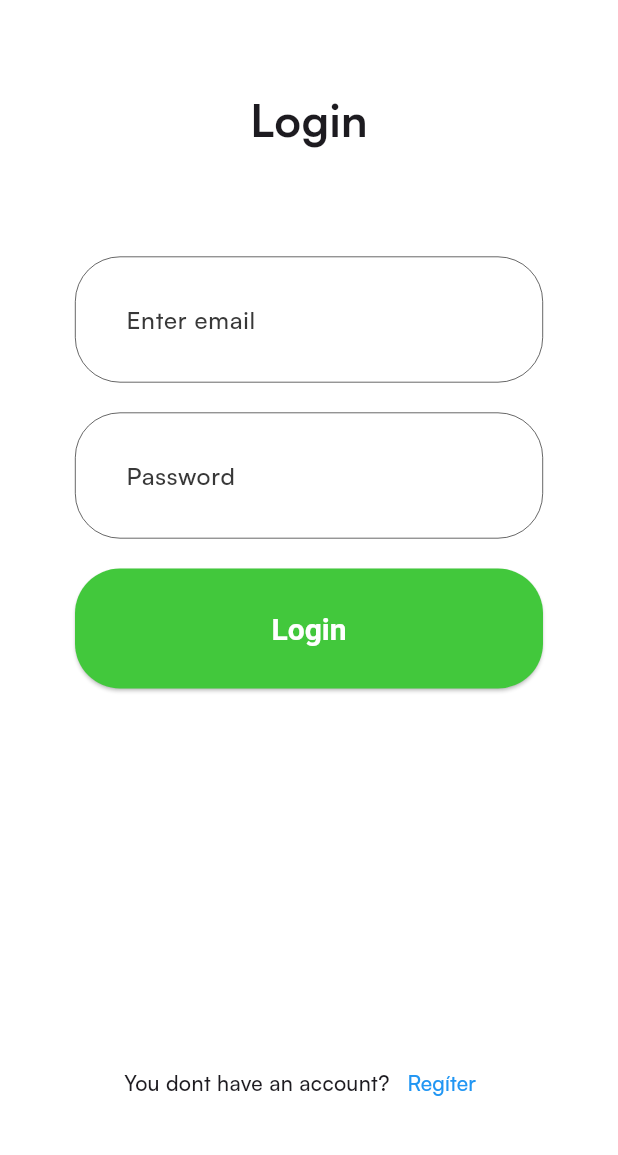
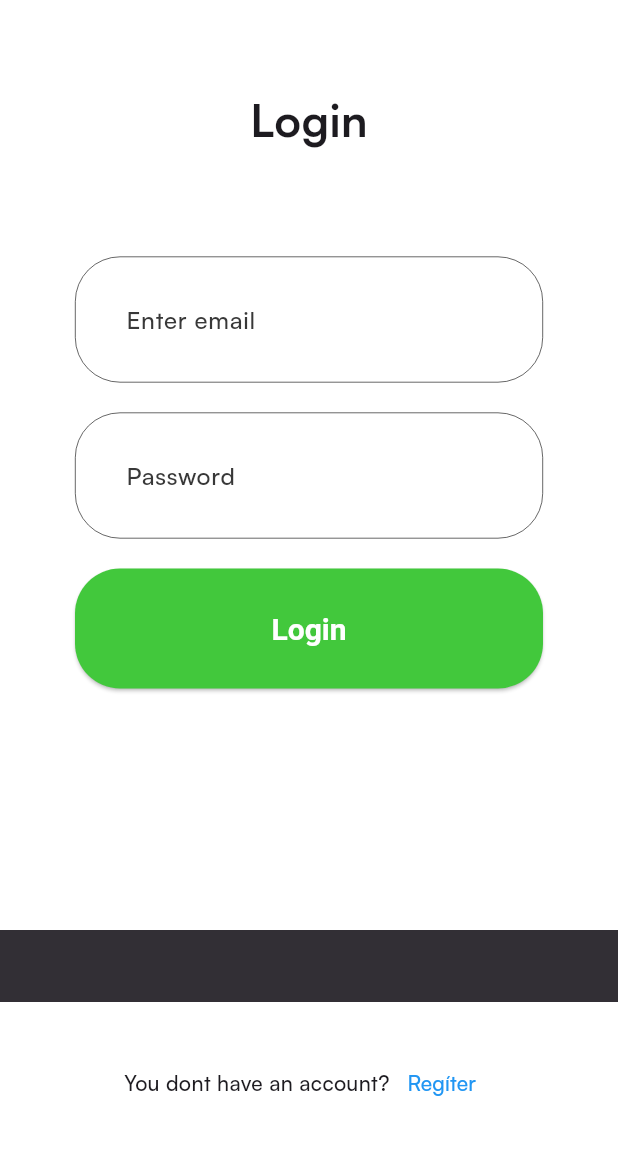
Before and after one commit to Jtahhhhh/Spotify_app, a Flutter app: the RegicterPage screen opened directly, after a tap on "Sign In", after a tap on "Login", on a phone screen of 412 x 824 dp, the part 72-1227 px from its top. Run offline on Flutter 3.47's test engine with Material 3 defaults, Android fonts, the phone set to English and light mode, and no system bars; our stand-ins replace dartz, firebase_auth, firebase_core, flutter_bloc, flutter_svg, get_it and 2 more; missing offline and left inert: dart:ffi; accounts and stored records are empty; network calls fail.

Commit message:
add: logic Login

```diff
--- /dev/null
+++ b/spotify_app/lib/data/models/auth/signin_user_req.dart
@@ -0,0 +1,10 @@
+class SignInUserReq {
+  final String email;
+  final String password;
+
+  SignInUserReq({
+    required this.email,
+    required this.password
+  });
+
+}
--- a/spotify_app/lib/data/repository/auth/auth_repository_impl.dart
+++ b/spotify_app/lib/data/repository/auth/auth_repository_impl.dart
@@ -1,5 +1,6 @@
 import 'package:dartz/dartz.dart';
 import 'package:firebase_auth/firebase_auth.dart';
+import 'package:spotify_app/data/models/auth/signin_user_req.dart';
 import 'package:spotify_app/data/sources/auth/auth_firebase_service.dart';
 import 'package:spotify_app/domain/repository/auth/auth_repository.dart';
 
@@ -8,9 +9,8 @@ import '../../models/auth/create_user_req.dart';
 
 class AuthRepositoryImpl extends AuthRepository{
   @override
-  Future<void> signIn() {
-    // TODO: implement signIn
-    throw UnimplementedError();
+  Future<Either> signIn(SignInUserReq user) async {
+    return await sl<AuthFirebaseService>().signin(user);
   }
 
   @override
--- a/spotify_app/lib/data/sources/auth/auth_firebase_service.dart
+++ b/spotify_app/lib/data/sources/auth/auth_firebase_service.dart
@@ -1,19 +1,37 @@
 import 'package:dartz/dartz.dart';
 import 'package:firebase_auth/firebase_auth.dart';
+import 'package:spotify_app/data/models/auth/signin_user_req.dart';
+import 'package:spotify_app/domain/usecases/auth/signup.dart';
 
 import '../../models/auth/create_user_req.dart';
 
 abstract class AuthFirebaseService{
 
   Future<Either> signup(CreateUserReq user);
-  Future<void> signin();
+  Future<Either> signin(SignInUserReq user);
 }
 
 class AuthFirebaseServiceImpl extends AuthFirebaseService{
   @override
-  Future<void> signin() {
-    // TODO: implement signin
-    throw UnimplementedError();
+  Future<Either> signin(SignInUserReq user) async {
+    try {
+      await FirebaseAuth.instance.signInWithEmailAndPassword(
+          email: user.email,
+          password: user.password);
+      return const Right('Sign In was successful'); // Trả về thành công
+    } on FirebaseAuthException catch (e) {
+      String msg = '';
+      if(e.code =='invalid-email'){
+        msg = 'Not found user';
+      }
+      else if (e.code=='invalid-credential'){
+        msg = 'Wrong password';
+      }
+
+      return Left(msg);
+    } catch (e) {
+      return Left('An unknown error occurred: ${e.toString()}');
+    }
   }
 
   @override
--- a/spotify_app/lib/domain/repository/auth/auth_repository.dart
+++ b/spotify_app/lib/domain/repository/auth/auth_repository.dart
@@ -1,9 +1,10 @@
 import 'package:dartz/dartz.dart';
 import 'package:spotify_app/data/models/auth/create_user_req.dart';
+import 'package:spotify_app/data/models/auth/signin_user_req.dart';
 
 abstract class AuthRepository{
 
   Future<Either> signUp(CreateUserReq user);
-  Future<void> signIn();
+  Future<Either> signIn(SignInUserReq user);
 
 }
--- /dev/null
+++ b/spotify_app/lib/domain/usecases/auth/signin.dart
@@ -0,0 +1,13 @@
+import 'package:dartz/dartz.dart';
+import 'package:spotify_app/data/models/auth/signin_user_req.dart';
+
+import '../../../core/usecase/usecase.dart';
+import '../../../service_locator.dart';
+import '../../repository/auth/auth_repository.dart';
+
+class SigninUseCase implements Usecase<Either,SignInUserReq>{
+  @override
+  Future<Either> call({SignInUserReq ? param}) {
+    return sl<AuthRepository>().signIn(param!);
+  }
+}
--- a/spotify_app/lib/domain/usecases/auth/signup.dart
+++ b/spotify_app/lib/domain/usecases/auth/signup.dart
@@ -8,9 +8,6 @@ import '../../../service_locator.dart';
 class SignupUseCase implements Usecase<Either,CreateUserReq>{
   @override
   Future<Either> call({CreateUserReq ? param}) {
-    // TODO: implement call
     return sl<AuthRepository>().signUp(param!);
   }
-
-
 }
--- a/spotify_app/lib/presentation/auth/pages/login.dart
+++ b/spotify_app/lib/presentation/auth/pages/login.dart
@@ -4,12 +4,20 @@ import 'package:flutter_svg/flutter_svg.dart';
 import 'package:spotify_app/common/helpers/is_dark_mode.dart';
 import 'package:spotify_app/common/widgets/button/basic_app_button.dart';
 import 'package:spotify_app/core/config/assets/app_vectors.dart';
+import 'package:spotify_app/data/models/auth/signin_user_req.dart';
 import 'package:spotify_app/presentation/auth/pages/regicter.dart';
 
 import '../../../common/widgets/appbar/app_bar.dart';
+import '../../../domain/usecases/auth/signin.dart';
+import '../../../service_locator.dart';
+import '../../root/pages/root.dart';
 
 class LoginPage extends StatelessWidget {
-  const LoginPage ({super.key});
+  LoginPage ({super.key});
+
+  final TextEditingController _email = TextEditingController();
+  final TextEditingController _password = TextEditingController();
+
 
   @override
   Widget build(BuildContext context) {
@@ -23,7 +31,8 @@ class LoginPage extends StatelessWidget {
           width: 40,
         ),
       ),
-      body: Padding(
+      body: SingleChildScrollView(
+        child: Padding(
           padding: const EdgeInsets.symmetric(
               vertical: 50,
               horizontal: 50
@@ -39,10 +48,30 @@ class LoginPage extends StatelessWidget {
               _fullPassWordField(context),
               const SizedBox(height: 20,),
               BasicAppButton(
-                onPressed: (){},
+                  onPressed: () async {
+                    var result = await sl<SigninUseCase>().call(
+                        param: SignInUserReq(
+                            email: _email.text.toString(),
+                            password: _password.text.toString())
+                    );
+                    result.fold(
+                            (l){
+                          var snackBar = SnackBar(content: Text(l));
+                          ScaffoldMessenger.of(context).showSnackBar(snackBar);
+                        },
+                            (r){
+                          Navigator.pushAndRemoveUntil(
+                              context,
+                              MaterialPageRoute(builder: (BuildContext context)=> const RootPage()),
+                                  (route)=>false
+                          );
+                        }
+                    );
+                  },
                   title: 'Login'
               )
             ],
+          ),
         ),
       ),
     );
@@ -59,6 +88,7 @@ class LoginPage extends StatelessWidget {
   }
   Widget _fullEmailField(BuildContext context){
     return TextField(
+      controller: _email,
       decoration: InputDecoration(
           hintText: 'Enter email'
       ).applyDefaults(
@@ -68,6 +98,7 @@ class LoginPage extends StatelessWidget {
   }
   Widget _fullPassWordField(BuildContext context){
     return TextField(
+      controller: _password,
       decoration: InputDecoration(
           hintText: 'Password'
       ).applyDefaults(
--- a/spotify_app/lib/service_locator.dart
+++ b/spotify_app/lib/service_locator.dart
@@ -4,6 +4,7 @@ import 'package:spotify_app/domain/usecases/auth/signup.dart';
 import 'data/repository/auth/auth_repository_impl.dart';
 import 'data/sources/auth/auth_firebase_service.dart';
 import 'domain/repository/auth/auth_repository.dart';
+import 'domain/usecases/auth/signin.dart';
 
 final sl = GetIt.instance;
 
@@ -17,4 +18,7 @@ Future<void> initializeDependencies() async{
   sl.registerSingleton<SignupUseCase>(
       SignupUseCase()
   );
+  sl.registerSingleton<SigninUseCase>(
+      SigninUseCase()
+  );
 }
```
Also changed, not shown: 2 other files. Lines whose indentation alone changed are shown as unchanged.
